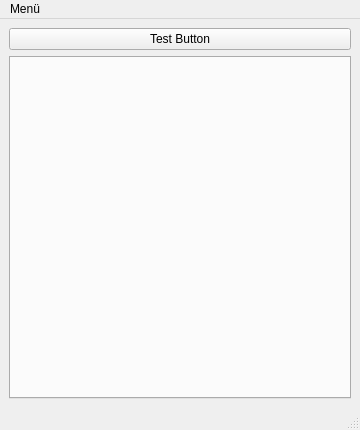
Qt form src/main_window.ui (arpadkov/ActivityExplorer) before a commit.
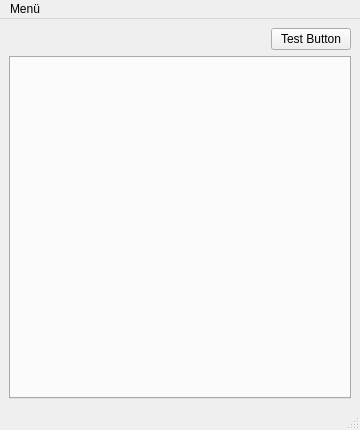
The same form after that commit.

Commit message: Add prototype widget layout

What changed in the file:
```diff
--- a/src/main_window.ui
+++ b/src/main_window.ui
@@ -16,11 +16,28 @@
   <widget class="QWidget" name="centralwidget">
    <layout class="QVBoxLayout" name="verticalLayout">
     <item>
+     <layout class="QHBoxLayout" name="horizontalLayout">
+      <item>
+       <spacer name="horizontalSpacer">
+        <property name="orientation">
+         <enum>Qt::Horizontal</enum>
+        </property>
+        <property name="sizeHint" stdset="0">
+         <size>
+          <width>40</width>
+          <height>20</height>
+         </size>
+        </property>
+       </spacer>
+      </item>
+      <item>
      <widget class="QPushButton" name="test_button">
       <property name="text">
        <string>Test Button</string>
       </property>
      </widget>
+      </item>
+     </layout>
     </item>
     <item>
      <widget class="QTabWidget" name="tab_widget">
```
Lines whose indentation alone changed are shown as unchanged. The commit also changes 15 other files.
